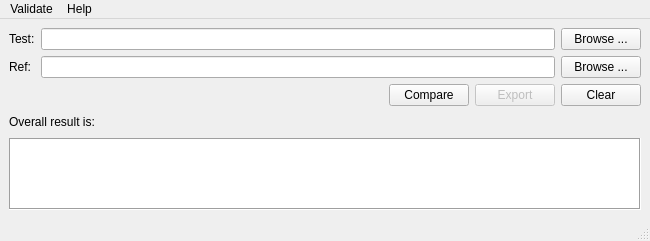
Before: the Qt Designer form ui/main_window.ui in cerealito/validate, drawn with Qt 5.
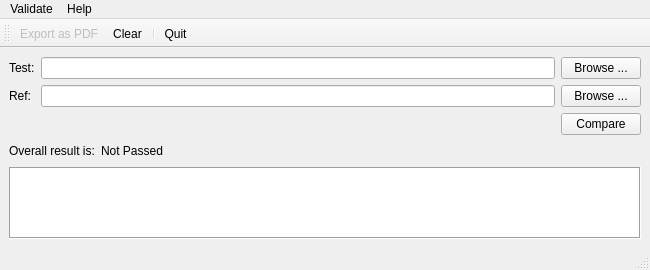
After: the same form once the commit is applied. Custom widgets are drawn as their Qt base class.

Commit message: changing buttons to toolbar menu

Patch:
```diff
--- a/ui/main_window.ui
+++ b/ui/main_window.ui
@@ -7,7 +7,7 @@
     <x>0</x>
     <y>0</y>
     <width>650</width>
-    <height>180</height>
+    <height>226</height>
    </rect>
   </property>
   <property name="sizePolicy">
@@ -21,35 +21,6 @@
   </property>
   <widget class="QWidget" name="central_widget">
    <layout class="QGridLayout" name="gridLayout">
-    <item row="0" column="0">
-     <widget class="QLabel" name="lbl_test">
-      <property name="sizePolicy">
-       <sizepolicy hsizetype="Fixed" vsizetype="Preferred">
-        <horstretch>0</horstretch>
-        <verstretch>0</verstretch>
-       </sizepolicy>
-      </property>
-      <property name="text">
-       <string>Test:</string>
-      </property>
-     </widget>
-    </item>
-    <item row="0" column="1" colspan="5">
-     <widget class="TgtLine" name="line_test"/>
-    </item>
-    <item row="0" column="6">
-     <widget class="QPushButton" name="btn_browse_test">
-      <property name="sizePolicy">
-       <sizepolicy hsizetype="Fixed" vsizetype="Fixed">
-        <horstretch>0</horstretch>
-        <verstretch>0</verstretch>
-       </sizepolicy>
-      </property>
-      <property name="text">
-       <string>Browse ...</string>
-      </property>
-     </widget>
-    </item>
     <item row="1" column="0">
      <widget class="QLabel" name="lbl_ref">
       <property name="sizePolicy">
@@ -63,7 +34,36 @@
       </property>
      </widget>
     </item>
-    <item row="1" column="1" colspan="5">
+    <item row="0" column="5">
+     <widget class="QPushButton" name="btn_browse_test">
+      <property name="sizePolicy">
+       <sizepolicy hsizetype="Fixed" vsizetype="Fixed">
+        <horstretch>0</horstretch>
+        <verstretch>0</verstretch>
+       </sizepolicy>
+      </property>
+      <property name="text">
+       <string>Browse ...</string>
+      </property>
+     </widget>
+    </item>
+    <item row="0" column="1" colspan="4">
+     <widget class="TgtLine" name="line_test"/>
+    </item>
+    <item row="0" column="0">
+     <widget class="QLabel" name="lbl_test">
+      <property name="sizePolicy">
+       <sizepolicy hsizetype="Fixed" vsizetype="Preferred">
+        <horstretch>0</horstretch>
+        <verstretch>0</verstretch>
+       </sizepolicy>
+      </property>
+      <property name="text">
+       <string>Test:</string>
+      </property>
+     </widget>
+    </item>
+    <item row="1" column="1" colspan="4">
      <widget class="TgtLine" name="line_ref">
       <property name="sizePolicy">
        <sizepolicy hsizetype="Expanding" vsizetype="Fixed">
@@ -73,7 +73,7 @@
       </property>
      </widget>
     </item>
-    <item row="1" column="6">
+    <item row="1" column="5">
      <widget class="QPushButton" name="btn_browse_ref">
       <property name="sizePolicy">
        <sizepolicy hsizetype="Fixed" vsizetype="Fixed">
@@ -86,7 +86,7 @@
       </property>
      </widget>
     </item>
-    <item row="2" column="0" colspan="4">
+    <item row="2" column="0" colspan="5">
      <spacer name="spacer_h_left">
       <property name="orientation">
        <enum>Qt::Horizontal</enum>
@@ -99,7 +99,7 @@
       </property>
      </spacer>
     </item>
-    <item row="2" column="4">
+    <item row="2" column="5">
      <widget class="QPushButton" name="btn_compare">
       <property name="sizePolicy">
        <sizepolicy hsizetype="Fixed" vsizetype="Fixed">
@@ -112,35 +112,6 @@
       </property>
      </widget>
     </item>
-    <item row="2" column="5">
-     <widget class="QPushButton" name="btn_export">
-      <property name="enabled">
-       <bool>false</bool>
-      </property>
-      <property name="sizePolicy">
-       <sizepolicy hsizetype="Fixed" vsizetype="Fixed">
-        <horstretch>0</horstretch>
-        <verstretch>0</verstretch>
-       </sizepolicy>
-      </property>
-      <property name="text">
-       <string>Export</string>
-      </property>
-     </widget>
-    </item>
-    <item row="2" column="6">
-     <widget class="QPushButton" name="btn_clear">
-      <property name="sizePolicy">
-       <sizepolicy hsizetype="Preferred" vsizetype="Fixed">
-        <horstretch>0</horstretch>
-        <verstretch>0</verstretch>
-       </sizepolicy>
-      </property>
-      <property name="text">
-       <string>Clear</string>
-      </property>
-     </widget>
-    </item>
     <item row="3" column="0" colspan="2">
      <widget class="QLabel" name="lbl_result_is">
       <property name="sizePolicy">
@@ -157,17 +128,17 @@
     <item row="3" column="2">
      <widget class="QLabel" name="lbl_result">
       <property name="sizePolicy">
-       <sizepolicy hsizetype="Minimum" vsizetype="Preferred">
+       <sizepolicy hsizetype="MinimumExpanding" vsizetype="Preferred">
         <horstretch>0</horstretch>
         <verstretch>0</verstretch>
        </sizepolicy>
       </property>
       <property name="text">
-       <string/>
+       <string>Not Passed</string>
       </property>
      </widget>
     </item>
-    <item row="3" column="3" colspan="4">
+    <item row="3" column="4" colspan="2">
      <spacer name="horizontalSpacer">
       <property name="orientation">
        <enum>Qt::Horizontal</enum>
@@ -180,7 +151,7 @@
       </property>
      </spacer>
     </item>
-    <item row="4" column="0" colspan="7">
+    <item row="4" column="0" colspan="6">
      <widget class="QTableView" name="table_view_results">
       <property name="enabled">
        <bool>true</bool>
@@ -242,6 +213,21 @@
    <addaction name="menu_help"/>
   </widget>
   <widget class="QStatusBar" name="statusbar"/>
+  <widget class="QToolBar" name="toolBar">
+   <property name="windowTitle">
+    <string>toolBar</string>
+   </property>
+   <attribute name="toolBarArea">
+    <enum>TopToolBarArea</enum>
+   </attribute>
+   <attribute name="toolBarBreak">
+    <bool>false</bool>
+   </attribute>
+   <addaction name="action_to_pdf"/>
+   <addaction name="action_clear_all"/>
+   <addaction name="separator"/>
+   <addaction name="action_quit"/>
+  </widget>
   <action name="action_about">
    <property name="text">
     <string>About</string>
@@ -260,6 +246,14 @@
     <string>Clear</string>
    </property>
   </action>
+  <action name="action_quit">
+   <property name="text">
+    <string>Quit</string>
+   </property>
+   <property name="toolTip">
+    <string>Exit the application</string>
+   </property>
+  </action>
  </widget>
  <customwidgets>
   <customwidget>
```
Left out of the diff: 7 changed lines with no effect on the pictures. The commit also changes 2 other files.
